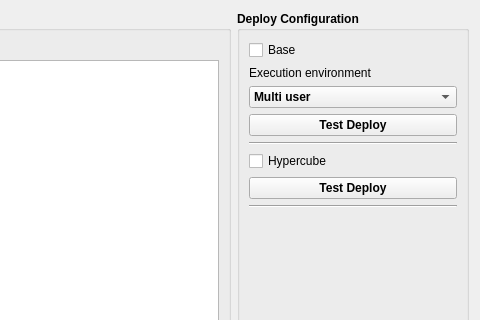
GAMS-dev/studio, file src/miro/mirodeploydialog.ui: the form before one commit; both pictures show x 379 to 859 and y 0 to 320 of the 859 by 666 pixel window.
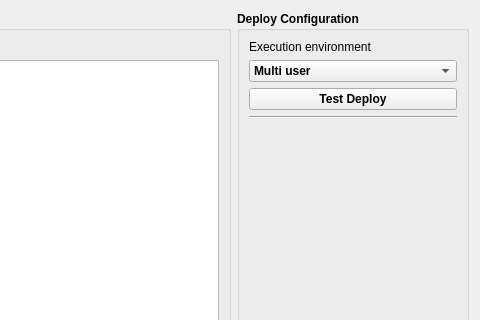
The form after the commit.

Commit message: Remove obsolete MIRO Hypercube

Diff of the .ui file:
```diff
--- a/src/miro/mirodeploydialog.ui
+++ b/src/miro/mirodeploydialog.ui
@@ -13,7 +13,7 @@
   <property name="windowTitle">
    <string>Assembly and Deploy</string>
   </property>
-  <layout class="QVBoxLayout" name="verticalLayout_5">
+  <layout class="QVBoxLayout" name="verticalLayout_3">
    <item>
     <layout class="QHBoxLayout" name="horizontalLayout">
      <item>
@@ -108,22 +108,9 @@
        <property name="title">
         <string>Deploy Configuration</string>
        </property>
-       <layout class="QVBoxLayout" name="verticalLayout_3">
+       <layout class="QVBoxLayout" name="verticalLayout_2">
         <item>
          <layout class="QVBoxLayout" name="verticalLayout">
-          <item>
-           <widget class="QCheckBox" name="baseBox">
-            <property name="font">
-             <font>
-              <weight>50</weight>
-              <bold>false</bold>
-             </font>
-            </property>
-            <property name="text">
-             <string>Base</string>
-            </property>
-           </widget>
-          </item>
           <item>
            <widget class="QLabel" name="label_2">
             <property name="font">
@@ -175,42 +162,14 @@
           </property>
          </widget>
         </item>
-        <item>
-         <layout class="QVBoxLayout" name="verticalLayout_2">
-          <item>
-           <widget class="QCheckBox" name="hypercubeBox">
-            <property name="font">
-             <font>
-              <weight>50</weight>
-              <bold>false</bold>
-             </font>
-            </property>
-            <property name="text">
-             <string>Hypercube</string>
-            </property>
-           </widget>
-          </item>
-          <item>
-           <widget class="QPushButton" name="testHcubeButton">
-            <property name="text">
-             <string>Test Deploy</string>
-            </property>
-            <property name="autoDefault">
-             <bool>false</bool>
-            </property>
-           </widget>
-          </item>
-         </layout>
-        </item>
-        <item>
-         <widget class="Line" name="line_2">
-          <property name="orientation">
-           <enum>Qt::Horizontal</enum>
-          </property>
-         </widget>
-        </item>
         <item>
          <widget class="QLabel" name="errorLabel">
+          <property name="sizePolicy">
+           <sizepolicy hsizetype="Preferred" vsizetype="Preferred">
+            <horstretch>0</horstretch>
+            <verstretch>0</verstretch>
+           </sizepolicy>
+          </property>
           <property name="text">
            <string/>
           </property>
@@ -227,6 +186,9 @@
           <property name="orientation">
            <enum>Qt::Vertical</enum>
           </property>
+          <property name="sizeType">
+           <enum>QSizePolicy::MinimumExpanding</enum>
+          </property>
           <property name="sizeHint" stdset="0">
            <size>
             <width>20</width>
```
Left out of the diff: 3 changed lines with no effect on the pictures. The commit also changes 10 other files.
